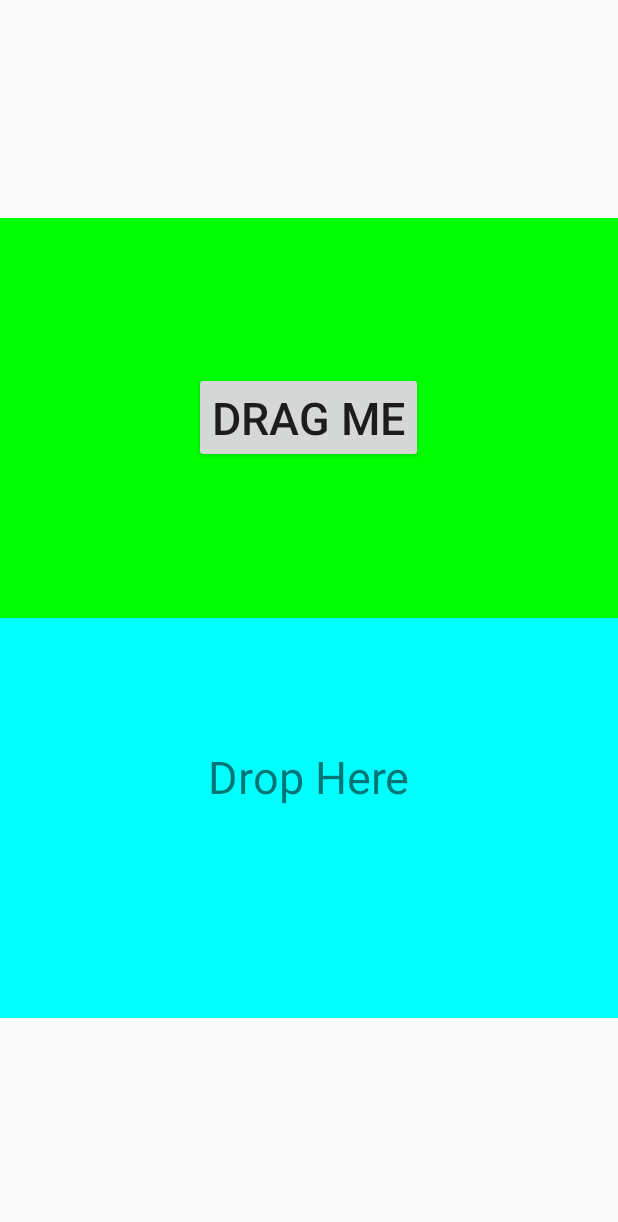
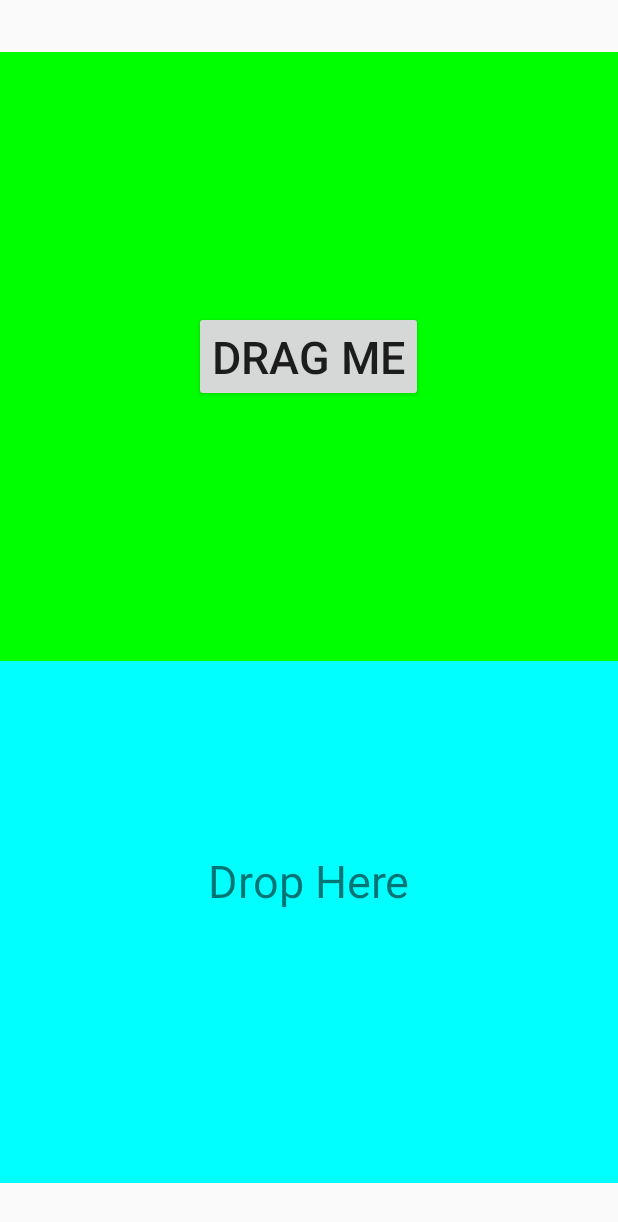
Before and after one commit to khumair/Learnmixer, an Android app: the screen it shows after launch (MainActivity), on a phone screen of 412 x 824 dp. Shown: the top 1222 px of the screen. Run offline under Robolectric (Android 15) with nearby library versions, the phone set to English and light mode, and no system bars.

Commit message:
add libraries

```diff
--- a/app/src/main/res/layout/activity_main.xml
+++ b/app/src/main/res/layout/activity_main.xml
@@ -4,20 +4,23 @@
     android:layout_height="match_parent"
     android:orientation="vertical"
     android:gravity="center"
-    tools:context=".MainActivity" >
+    tools:context=".MainActivity"
+    android:weightSum="1">
     <LinearLayout
         android:id="@+id/bottomlinear"
         android:layout_width="match_parent"
         android:layout_height="400px"
         android:gravity="center"
         android:background="#00ff00"
-        android:orientation="vertical" >
+        android:orientation="vertical"
+        android:layout_weight="0.48">
         <Button
             android:layout_width="wrap_content"
             android:layout_height="wrap_content"
             android:id="@+id/one"
             android:textSize="30sp"
-            android:text="Drag Me" />
+            android:text="Drag Me"
+            android:layout_gravity="center_horizontal" />
     </LinearLayout>
     <LinearLayout
         android:id="@+id/bottomlinear"
@@ -25,7 +28,8 @@
         android:layout_height="400px"
         android:gravity="center"
         android:background="#00ffff"
-        android:orientation="vertical" >
+        android:orientation="vertical"
+        android:layout_weight="0.28">
         <TextView
             android:layout_width="wrap_content"
             android:layout_height="wrap_content"
```
Also changed, not shown: 1 other file.
